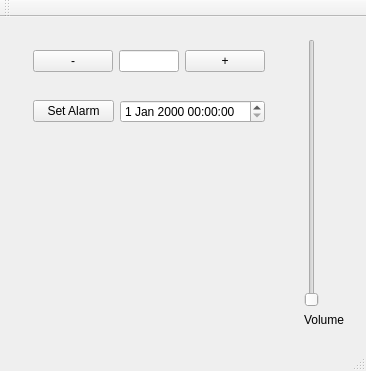
Old version of the form client_radio/mainwindow.ui in the repository adrianalin/Si4703_raspberry.
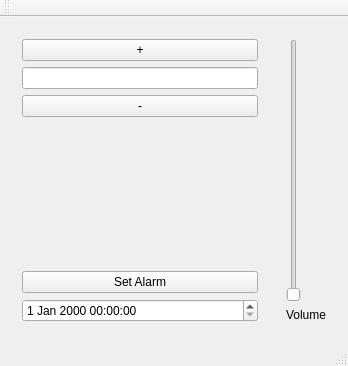
New version of the form.

The edit to the form file:
```diff
--- a/client_radio/mainwindow.ui
+++ b/client_radio/mainwindow.ui
@@ -6,8 +6,8 @@
    <rect>
     <x>0</x>
     <y>0</y>
-    <width>366</width>
-    <height>371</height>
+    <width>348</width>
+    <height>366</height>
    </rect>
   </property>
   <property name="windowTitle">
@@ -21,11 +21,17 @@
        <item>
         <widget class="QSlider" name="volumeSlider">
          <property name="maximum">
-          <number>16</number>
+          <number>15</number>
          </property>
          <property name="orientation">
           <enum>Qt::Vertical</enum>
          </property>
+         <property name="invertedAppearance">
+          <bool>false</bool>
+         </property>
+         <property name="invertedControls">
+          <bool>false</bool>
+         </property>
         </widget>
        </item>
        <item>
@@ -41,50 +47,38 @@
     <item row="0" column="0">
      <widget class="QWidget" name="widget_2" native="true">
       <layout class="QGridLayout" name="gridLayout_2">
-       <item row="2" column="0">
-        <widget class="QWidget" name="widget_3" native="true">
-         <layout class="QGridLayout" name="gridLayout_3">
-          <item row="0" column="0">
-           <widget class="QPushButton" name="alarmButton">
-            <property name="text">
-             <string>Set Alarm</string>
-            </property>
-           </widget>
-          </item>
-          <item row="0" column="1">
-           <widget class="QDateTimeEdit" name="dateTimeEdit"/>
-          </item>
-         </layout>
-        </widget>
-       </item>
-       <item row="1" column="0">
-        <widget class="QWidget" name="widget_4" native="true">
-         <layout class="QHBoxLayout" name="horizontalLayout">
-          <item>
+       <item row="3" column="0">
            <widget class="QPushButton" name="seekDownButton">
             <property name="text">
              <string>-</string>
             </property>
            </widget>
           </item>
-          <item>
+       <item row="1" column="0">
            <widget class="QLineEdit" name="frequencyLineEdit">
             <property name="readOnly">
              <bool>true</bool>
             </property>
            </widget>
           </item>
-          <item>
+       <item row="0" column="0">
            <widget class="QPushButton" name="seekUpButton">
             <property name="text">
              <string>+</string>
             </property>
            </widget>
           </item>
-         </layout>
+       <item row="6" column="0">
+        <widget class="QDateTimeEdit" name="dateTimeEdit"/>
+       </item>
+       <item row="5" column="0">
+        <widget class="QPushButton" name="alarmButton">
+         <property name="text">
+          <string>Set Alarm</string>
+         </property>
         </widget>
        </item>
-       <item row="3" column="0">
+       <item row="4" column="0">
         <spacer name="verticalSpacer">
          <property name="orientation">
           <enum>Qt::Vertical</enum>
```
Left out of the diff: 2 changed lines with no effect on the pictures. Lines whose indentation alone changed are shown as unchanged.
